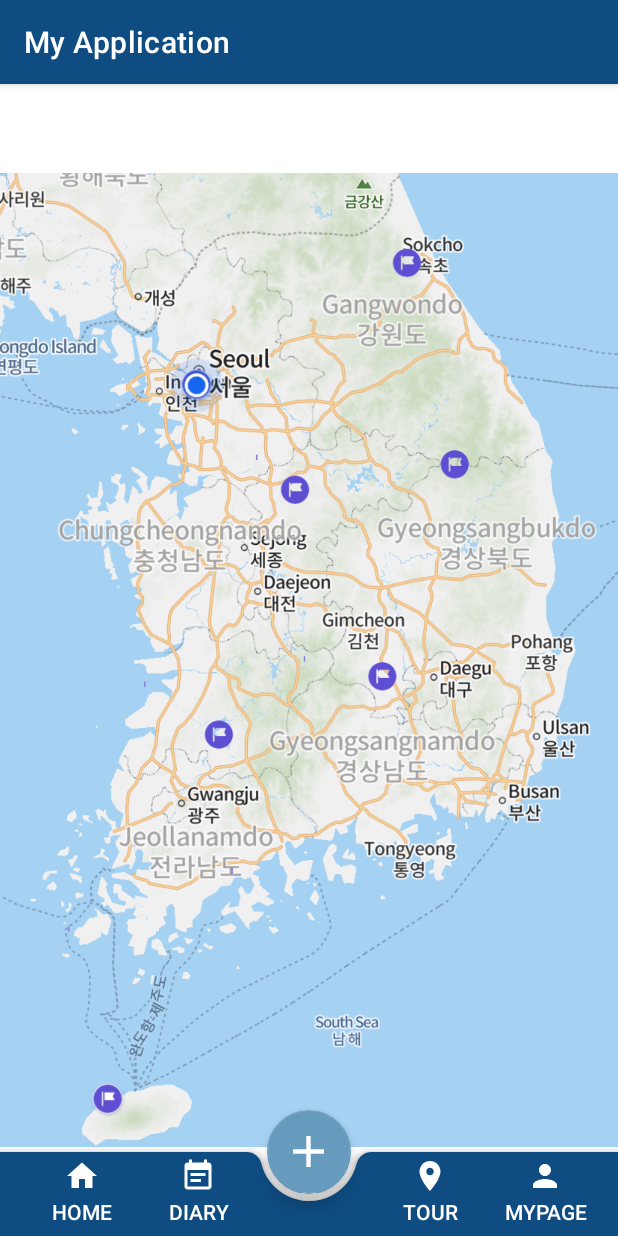
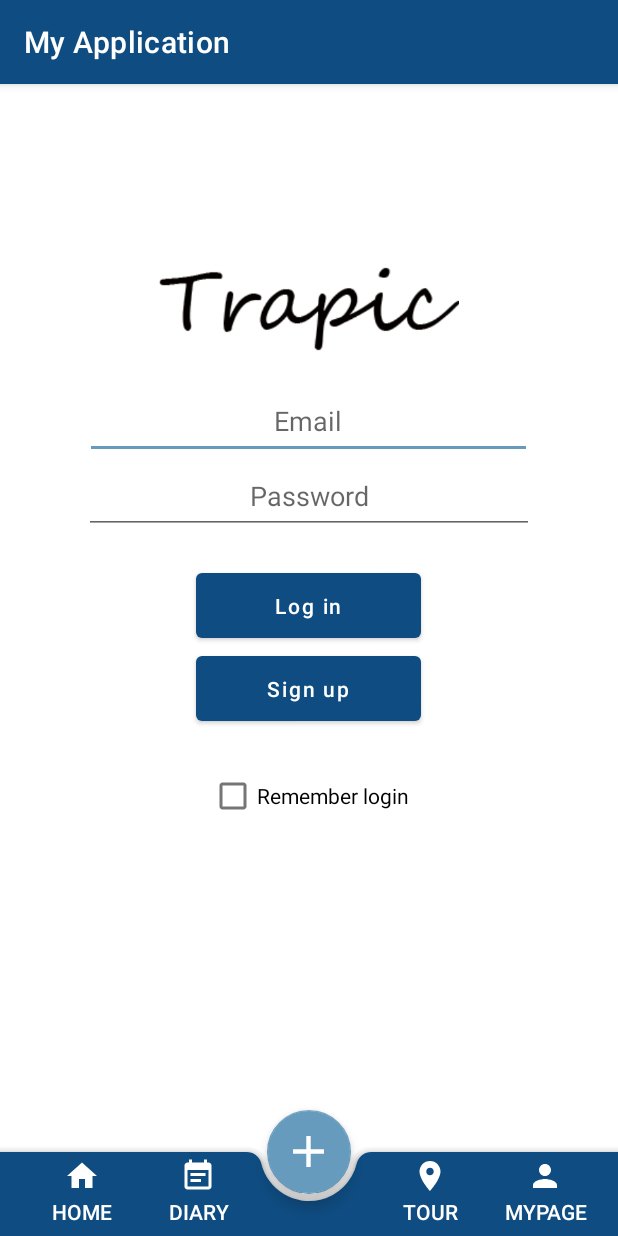
Before and after one commit to applejuice8382/capstone2, an Android app: the screen it shows after launch (MainActivity), on a phone screen of 412 x 824 dp. Run offline under Robolectric (Android 15) with nearby library versions, the phone set to English and light mode, and no system bars.

Commit message:
로그인페이지

```diff
--- a/app/src/main/res/layout/activity_main.xml
+++ b/app/src/main/res/layout/activity_main.xml
@@ -1,7 +1,6 @@
 <?xml version="1.0" encoding="utf-8"?>
 <androidx.coordinatorlayout.widget.CoordinatorLayout
     xmlns:android="http://schemas.android.com/apk/res/android"
-    xmlns:app="http://schemas.android.com/apk/res-auto"
     xmlns:tools="http://schemas.android.com/tools"
     android:layout_width="match_parent"
     android:layout_height="match_parent"
@@ -9,7 +8,7 @@
 
 
     <include
-        layout="@layout/main_map"
+        layout="@layout/loging"
         android:layout_width="match_parent"
         android:layout_height="wrap_content" />
 
--- /dev/null
+++ b/app/src/main/res/layout/loging.xml
@@ -0,0 +1,66 @@
+<?xml version="1.0" encoding="utf-8"?>
+<LinearLayout xmlns:android="http://schemas.android.com/apk/res/android"
+    xmlns:tools="http://schemas.android.com/tools"
+    android:layout_width="match_parent"
+    android:layout_height="match_parent"
+    android:orientation="vertical">
+
+    <ImageView
+        android:layout_width="200dp"
+        android:layout_height="100dp"
+        android:layout_gravity="center"
+        android:layout_marginTop="100dp"
+        android:src="@drawable/logo" />
+
+    <EditText
+        android:id="@+id/emailInput"
+        android:layout_width="298dp"
+        android:layout_height="50dp"
+        android:layout_centerHorizontal="true"
+        android:layout_gravity="center"
+        android:gravity="center"
+        android:hint="Email" />
+
+    <EditText
+        android:id="@+id/passwordInput"
+        android:layout_width="300dp"
+        android:layout_height="50dp"
+        android:layout_below="@+id/emailInput"
+        android:layout_centerHorizontal="true"
+        android:layout_gravity="center"
+        android:gravity="center"
+        android:hint="Password" />
+
+    <Button
+        android:id="@+id/loginButton"
+        android:layout_width="150dp"
+        android:layout_height="55dp"
+        android:layout_below="@+id/passwordInput"
+        android:layout_gravity="center"
+        android:layout_marginTop="20dp"
+        android:layout_toStartOf="@+id/signupButton"
+        android:text="Log in"
+        android:textAllCaps="false" />
+
+    <Button
+        android:id="@+id/signupButton"
+        android:layout_width="150dp"
+        android:layout_height="55dp"
+        android:layout_alignTop="@+id/loginButton"
+        android:layout_alignEnd="@+id/passwordInput"
+        android:layout_gravity="center"
+        android:text="Sign up"
+        android:textAllCaps="false" />
+
+    <CheckBox
+        android:id="@+id/checkBox"
+        android:layout_width="wrap_content"
+        android:layout_height="wrap_content"
+        android:layout_below="@+id/loginButton"
+        android:layout_centerHorizontal="true"
+        android:layout_gravity="center"
+        android:layout_marginTop="20dp"
+        android:text="Remember login" />
+
+
+</LinearLayout>
```
Also changed, not shown: app/src/main/res/layout/diarypreview.xml (added, +298 -0 lines), app/src/main/res/drawable/logo.png (added).
